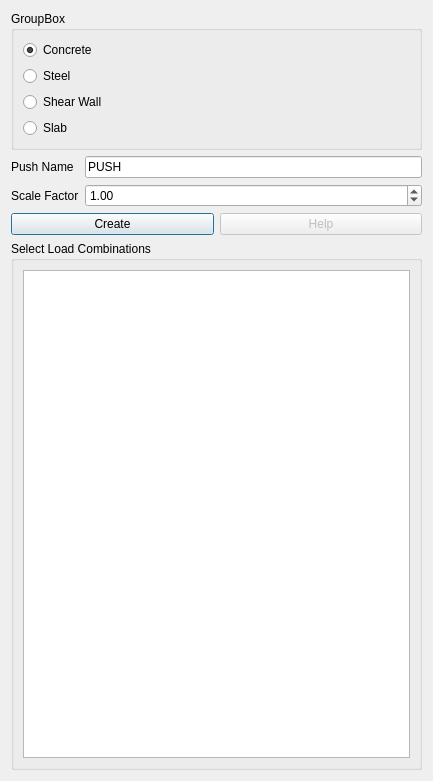
First picture: the form in widgets/define/create_load_combination.ui, repository ebrahimraeyat/civilTools, before the edit.
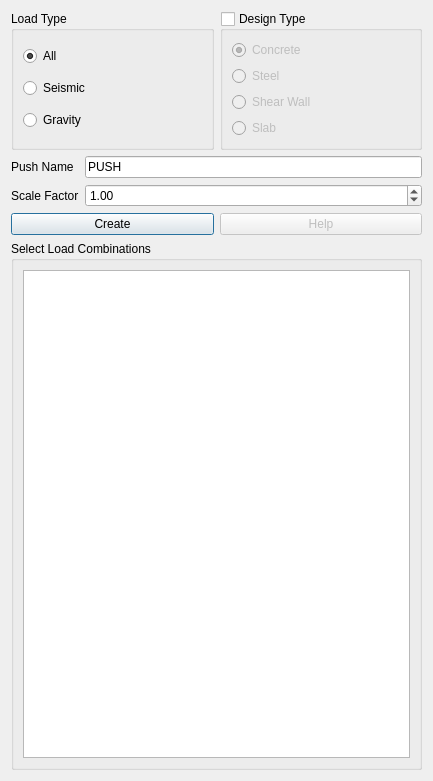
Second picture: the form after the edit. Icons and pictures are not drawn.

Commit message: Filter seismic and gravity load combinations

The edit to the form file:
```diff
--- a/widgets/define/create_load_combination.ui
+++ b/widgets/define/create_load_combination.ui
@@ -22,9 +22,53 @@
   </property>
   <layout class="QVBoxLayout" name="verticalLayout">
    <item>
-    <widget class="QGroupBox" name="groupBox">
+    <layout class="QHBoxLayout" name="horizontalLayout">
+     <item>
+      <widget class="QGroupBox" name="groupBox_2">
      <property name="title">
-      <string>GroupBox</string>
+        <string>Load Type</string>
+       </property>
+       <layout class="QVBoxLayout" name="verticalLayout_4">
+        <item>
+         <widget class="QRadioButton" name="all_load_type">
+          <property name="text">
+           <string>All</string>
+          </property>
+          <property name="checked">
+           <bool>true</bool>
+          </property>
+         </widget>
+        </item>
+        <item>
+         <widget class="QRadioButton" name="seismic_load_type">
+          <property name="text">
+           <string>Seismic</string>
+          </property>
+          <property name="checked">
+           <bool>false</bool>
+          </property>
+         </widget>
+        </item>
+        <item>
+         <widget class="QRadioButton" name="gravity_load_type">
+          <property name="text">
+           <string>Gravity</string>
+          </property>
+         </widget>
+        </item>
+       </layout>
+      </widget>
+     </item>
+     <item>
+      <widget class="QGroupBox" name="design_type_group">
+       <property name="title">
+        <string>Design Type</string>
+       </property>
+       <property name="checkable">
+        <bool>true</bool>
+       </property>
+       <property name="checked">
+        <bool>false</bool>
      </property>
      <layout class="QVBoxLayout" name="verticalLayout_2">
       <item>
@@ -61,6 +105,8 @@
      </layout>
     </widget>
    </item>
+    </layout>
+   </item>
    <item>
     <layout class="QGridLayout" name="gridLayout">
      <item row="0" column="0">
```
Left out of the diff: 11 changed lines with no effect on the pictures. Lines whose indentation alone changed are shown as unchanged. The commit also changes 1 other file.
